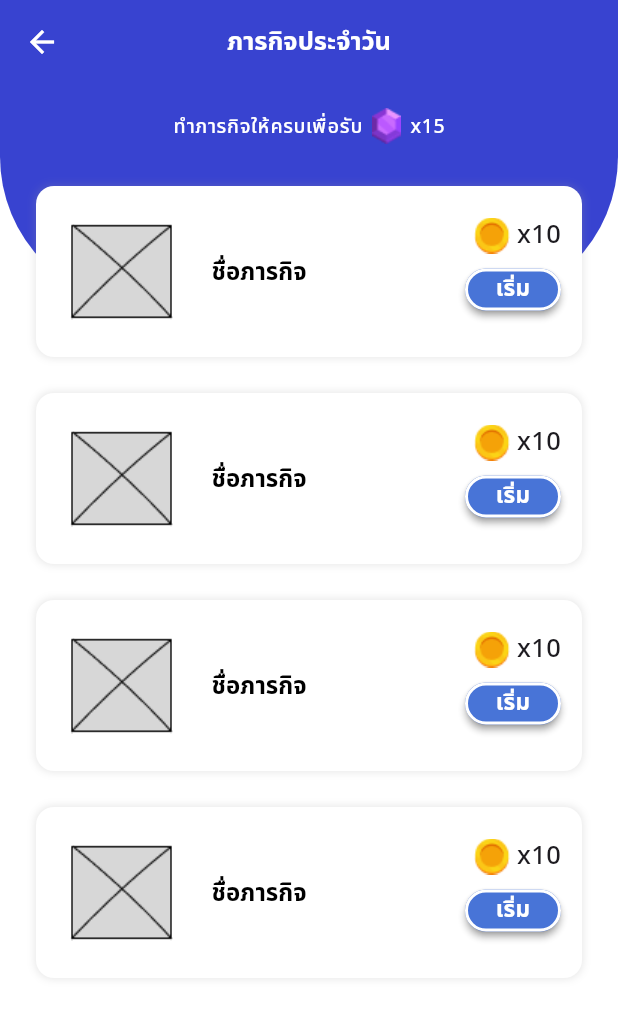
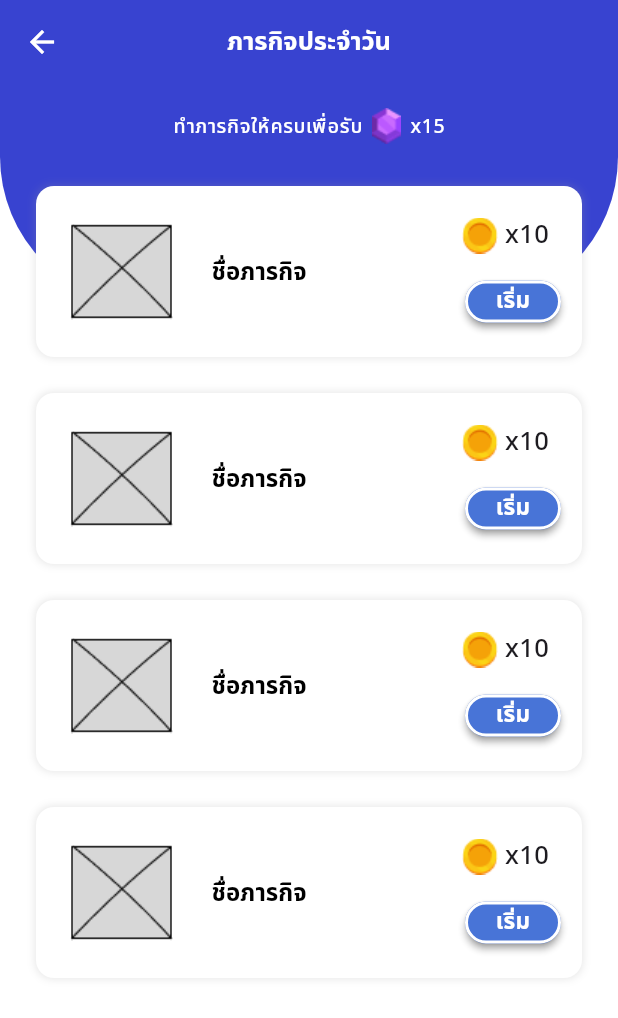
Before and after one commit to WellWave-App/wellwave-frontend, a Flutter app: the DailyTaskPage screen opened by its route, on a phone screen of 412 x 824 dp. Shown: the top 1018 px of the screen. Run offline on Flutter 3.47's test engine with Material 3 defaults, Android fonts, the phone set to English and light mode, and no system bars; our stand-ins replace bloc, flutter_bloc, flutter_svg, go_router.

Commit message:
fix : edit task list view

```diff
--- a/lib/config/constants/app_images.dart
+++ b/lib/config/constants/app_images.dart
@@ -22,4 +22,9 @@ class AppImages {
   static const questImage = 'assets/images/quest.png';
   static const gemImage = 'assets/images/gem.png';
   static const expImage = 'assets/images/exp.png';
+
+  static const calendarIcon = 'assets/icons/calendar.svg';
+  static const clockIcon = 'assets/icons/clock.svg';
+  static const arrowForwardIcon = 'assets/icons/arrow_forward.svg';
+  static const barSuccessImage = 'assets/images/bar_success.png';
 }
--- a/lib/config/constants/app_strings.dart
+++ b/lib/config/constants/app_strings.dart
@@ -43,7 +43,14 @@ class AppStrings {
 
   static const setGoalText = 'กำหนดเป้าหมายภารกิจ ';
   static const tellGoalText = 'บอกให้เรารู้ถึงเป้าหมายของคุณ ';
-  static const  setDayText = 'จำนวนวัน ';
+  static const setDayText = 'จำนวนวัน ';
   static const setTimeText = 'จำนวนนาทีในแต่ละวัน ';
   static const confirmText = 'ยืนยัน ';
+
+  static const joinDateText = 'วันที่เข้าร่วม ';
+  static const prizesToBeReceivedText = 'รางวัลที่จะได้รับ ';
+  static const slideForSuccessText = 'สไลด์เมื่อเสร็จสิ้น ';
+
+  static const youReceivedText = 'คุณได้รับ';
+  static const closeWindowText = 'ปิดหน้าต่างนี้';
 }
--- a/lib/features/mission/presentation/widgets/task_list_view.dart
+++ b/lib/features/mission/presentation/widgets/task_list_view.dart
@@ -4,7 +4,7 @@ import 'package:wellwave_frontend/config/constants/app_colors.dart';
 import 'package:wellwave_frontend/config/constants/app_images.dart';
 import 'package:wellwave_frontend/config/constants/app_strings.dart';
 import 'package:wellwave_frontend/features/mission/presentation/bloc/mission_bloc.dart';
-import 'package:wellwave_frontend/features/mission/presentation/widgets/task_goal_bottom_sheet.dart';
+import 'package:wellwave_frontend/features/mission/presentation/widgets/mission_popup.dart';
 
 class TaskListView extends StatelessWidget {
   final String? imagePath;
@@ -51,23 +51,32 @@ class TaskListView extends StatelessWidget {
             padding: const EdgeInsets.only(right: 12.0),
             child:
                 Column(crossAxisAlignment: CrossAxisAlignment.end, children: [
-              Row(
-                mainAxisAlignment: MainAxisAlignment.end,
-                children: [
-                  Image.asset(AppImages.expImage),
-                  const Text(' x10'),
-                ],
+              Padding(
+                padding: const EdgeInsets.all(8.0),
+                child: Row(
+                  mainAxisAlignment: MainAxisAlignment.end,
+                  children: [
+                    Image.asset(AppImages.expImage),
+                    const Text(' x10'),
+                  ],
+                ),
               ),
               BlocProvider(
                 create: (context) => MissionBloc(),
                 child: ElevatedButton(
                   onPressed: () {
-                    showModalBottomSheet(
+                    showDialog(
                       context: context,
-                      isScrollControlled: true,
-                      barrierColor: Colors.black.withOpacity(0.3),
                       builder: (BuildContext context) {
-                        return const TaskGoalBottomSheet();
+                        return MissionPopup(
+                          missionName: 'Mission 1',
+                          completedDays: ['Day 1', 'Day 2'],
+                          reward: 15,
+                          receiveText: Text(
+                            AppStrings.prizesToBeReceivedText,
+                            style: Theme.of(context).textTheme.labelLarge,
+                          ),
+                        );
                       },
                     );
                   },
--- a/pubspec.yaml
+++ b/pubspec.yaml
@@ -16,6 +16,8 @@ dependencies:
   go_router: ^14.2.3
   flutter_svg: ^2.0.10+1
   http: ^1.2.2
+  timeline_tile: ^2.0.0
+  slide_to_act: ^2.0.2
 
 dev_dependencies:
   flutter_launcher_icons: ^0.9.2
```
Also changed, not shown: lib/features/mission/presentation/widgets/task_goal_bottom_sheet.dart (+12 -2 lines), assets/icons/arrow_forward.svg (added), assets/icons/calendar.svg (added), assets/icons/clock.svg (added), assets/images/bar_success.png (added), pubspec.lock.
